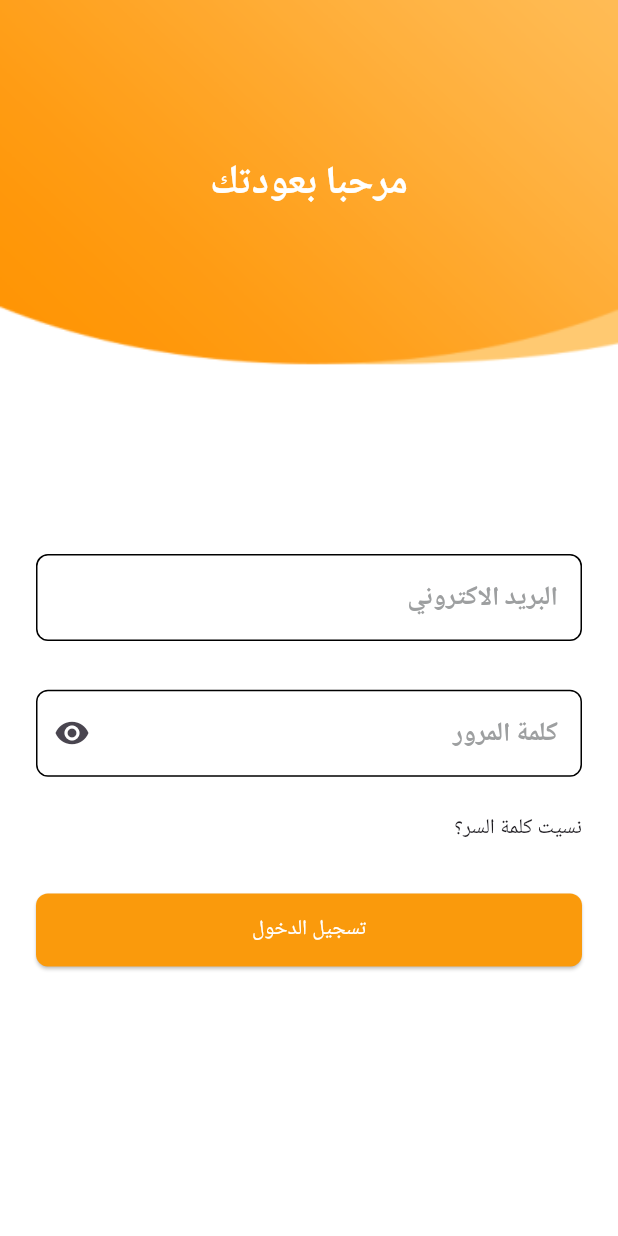
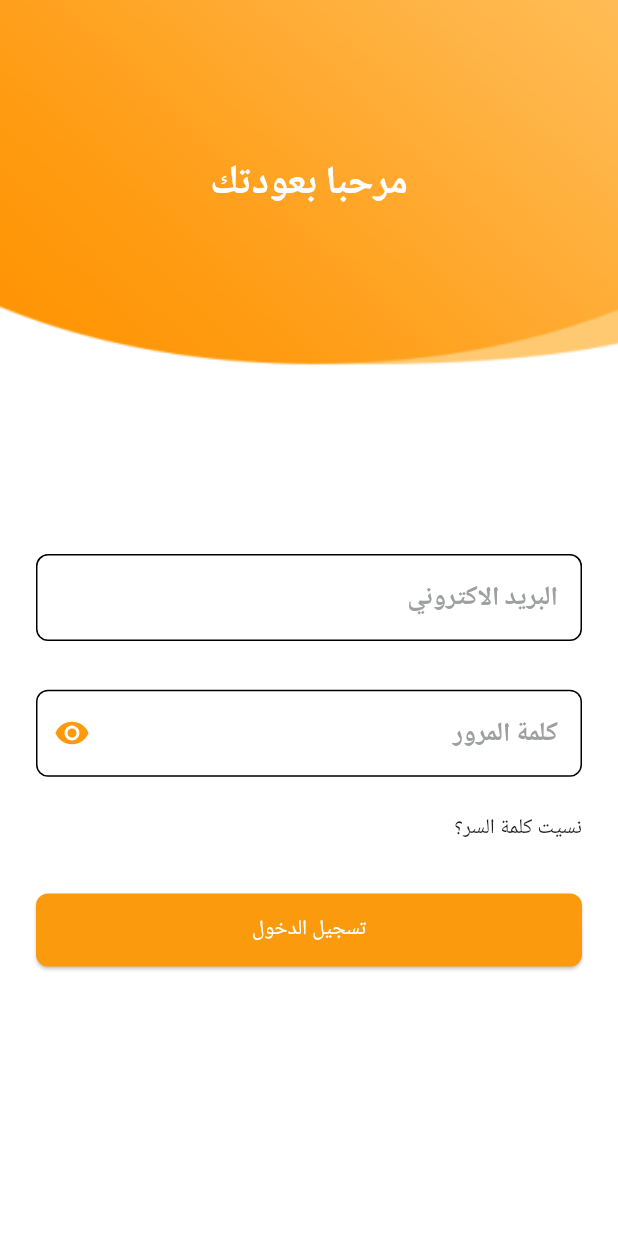
Before and after one commit to H1aitham/Chef-App, a Flutter app: the screen it shows after launch, on a phone screen of 412 x 824 dp. Run offline on Flutter 3.47's test engine with Material 3 defaults, Android fonts, the phone set to English and light mode, and no system bars; our stand-ins replace bloc, dio, flutter_bloc, flutter_screenutil, get_it, google_fonts and 1 more.

Commit message:
login cubit

```diff
--- a/lib/core/services/services_locator.dart
+++ b/lib/core/services/services_locator.dart
@@ -1,10 +1,12 @@
 import 'package:chef_app/core/bloc/cubit/global_cubit.dart';
 import 'package:chef_app/core/database/cache/cache_helper.dart';
+import 'package:chef_app/features/auth/presentaion/cubits/cubit/login_cubit.dart';
 import 'package:get_it/get_it.dart';
 
 GetIt sl = GetIt.instance;
 void initServiceLoactor() {
   sl.registerLazySingleton(() => GlobalCubit());
+   sl.registerLazySingleton(() => LoginCubit());
 
   sl.registerLazySingleton(() => CacheHelper());
 }
--- a/lib/core/theme/app_theme.dart
+++ b/lib/core/theme/app_theme.dart
@@ -27,6 +27,9 @@ ThemeData getAppTheme() {
       focusedBorder: OutlineInputBorder(
         borderRadius: BorderRadius.circular(8),
       ),
+        errorBorder: OutlineInputBorder(
+        borderRadius: BorderRadius.circular(8),
+      ),
       hintStyle: boldStyle(color: AppColors.gray, fontSize: 16),
     ),
   );
--- a/lib/core/widget/custom_text_form_field.dart
+++ b/lib/core/widget/custom_text_form_field.dart
@@ -30,7 +30,7 @@ class CustomTextFormField extends StatelessWidget {
       decoration: InputDecoration(
         suffixIcon: IconButton(
           onPressed: suffixIcOnPressed,
-          icon: Icon(icon),
+          icon: Icon(icon,color: AppColors.primary,),
         ),
         hintText: hint,
         labelText: lable,
--- /dev/null
+++ b/lib/features/auth/presentaion/cubits/cubit/login_cubit.dart
@@ -0,0 +1,21 @@
+import 'package:chef_app/features/auth/presentaion/cubits/cubit/login_state.dart';
+import 'package:flutter/material.dart';
+import 'package:flutter/widgets.dart';
+import 'package:flutter_bloc/flutter_bloc.dart';
+
+class LoginCubit extends Cubit<LoginState> {
+  LoginCubit() : super(LoginInitial());
+  GlobalKey<FormState> loginKey = GlobalKey<FormState>();
+
+  TextEditingController emailController = TextEditingController();
+  TextEditingController passwordController = TextEditingController();
+
+  bool isLoginPasswordShowing = true;
+  IconData suffixIcon = Icons.visibility;
+  void changLoginPasswordSuffixIcon() {
+    isLoginPasswordShowing = !isLoginPasswordShowing;
+    suffixIcon =
+        isLoginPasswordShowing ? Icons.visibility : Icons.visibility_off;
+    emit(ChangLoginPasswordSuffixIcon());
+  }
+}
--- /dev/null
+++ b/lib/features/auth/presentaion/cubits/cubit/login_state.dart
@@ -0,0 +1,5 @@
+
+sealed class LoginState {}
+
+final class LoginInitial extends LoginState {}
+final class ChangLoginPasswordSuffixIcon extends LoginState {}
--- a/lib/features/auth/presentaion/screen/login_screen.dart
+++ b/lib/features/auth/presentaion/screen/login_screen.dart
@@ -5,7 +5,10 @@ import 'package:chef_app/core/utils/app_strings.dart';
 import 'package:chef_app/core/widget/custom_button.dart';
 import 'package:chef_app/core/widget/custom_image.dart';
 import 'package:chef_app/core/widget/custom_text_form_field.dart';
+import 'package:chef_app/features/auth/presentaion/cubits/cubit/login_cubit.dart';
+import 'package:chef_app/features/auth/presentaion/cubits/cubit/login_state.dart';
 import 'package:flutter/material.dart';
+import 'package:flutter_bloc/flutter_bloc.dart';
 import 'package:flutter_screenutil/flutter_screenutil.dart';
 
 class LoginScreen extends StatelessWidget {
@@ -17,6 +20,11 @@ class LoginScreen extends StatelessWidget {
     return Scaffold(
       body: SafeArea(
         child: SingleChildScrollView(
+          child: BlocConsumer<LoginCubit, LoginState>(
+            listener: (context, state) {},
+            builder: (context, state) {
+              return Form(
+                key: BlocProvider.of<LoginCubit>(context).loginKey,
                 child: Column(
                   children: [
                     Stack(
@@ -40,19 +48,36 @@ class LoginScreen extends StatelessWidget {
                       padding: EdgeInsets.all(24),
                       child: Column(
                         children: [
+                          //!email
                           CustomTextFormField(
-                      controller: TextEditingController(),
+                            controller: BlocProvider.of<LoginCubit>(context)
+                                .emailController,
                             hint: AppStrings.email.tr(context),
+                            validate: (data) {
+                              if (data!.isEmpty ||
+                                  !data.contains('@gmail.com')) {
+                                return AppStrings.pleaseEnterValidEmail
+                                    .tr(context);
+                              }
+                              return null;
+                            },
                           ),
                           SizedBox(
                             height: 32.h,
                           ),
+                          //!password
                           CustomTextFormField(
-                      controller: TextEditingController(),
+                            controller: BlocProvider.of<LoginCubit>(context)
+                                .passwordController,
                             hint: AppStrings.password.tr(context),
-                      isPassword: true,
-                      icon: Icons.remove_red_eye,
-                      suffixIcOnPressed: () {},
+                            isPassword: BlocProvider.of<LoginCubit>(context)
+                                .isLoginPasswordShowing,
+                            icon:
+                                BlocProvider.of<LoginCubit>(context).suffixIcon,
+                            suffixIcOnPressed: () {
+                              BlocProvider.of<LoginCubit>(context)
+                                  .changLoginPasswordSuffixIcon();
+                            },
                             validate: (data) {
                               if (data!.length < 6 || data.isEmpty) {
                                 return AppStrings.pleaseEnterValidPassword
@@ -75,11 +100,22 @@ class LoginScreen extends StatelessWidget {
                             height: 32.h,
                           ),
                           CustomButton(
-                        onPressed: () {}, text: AppStrings.signIn.tr(context))
+                              onPressed: () {
+                                if (BlocProvider.of<LoginCubit>(context)
+                                    .loginKey
+                                    .currentState!
+                                    .validate()) {
+                                  print('login');
+                                }
+                              },
+                              text: AppStrings.signIn.tr(context))
                         ],
                       ),
                     )
                   ],
+                ),
+              );
+            },
           ),
         ),
       ),
```
Also changed, not shown: lib/main.dart (+12 -3 lines). Lines whose indentation alone changed are shown as unchanged.
